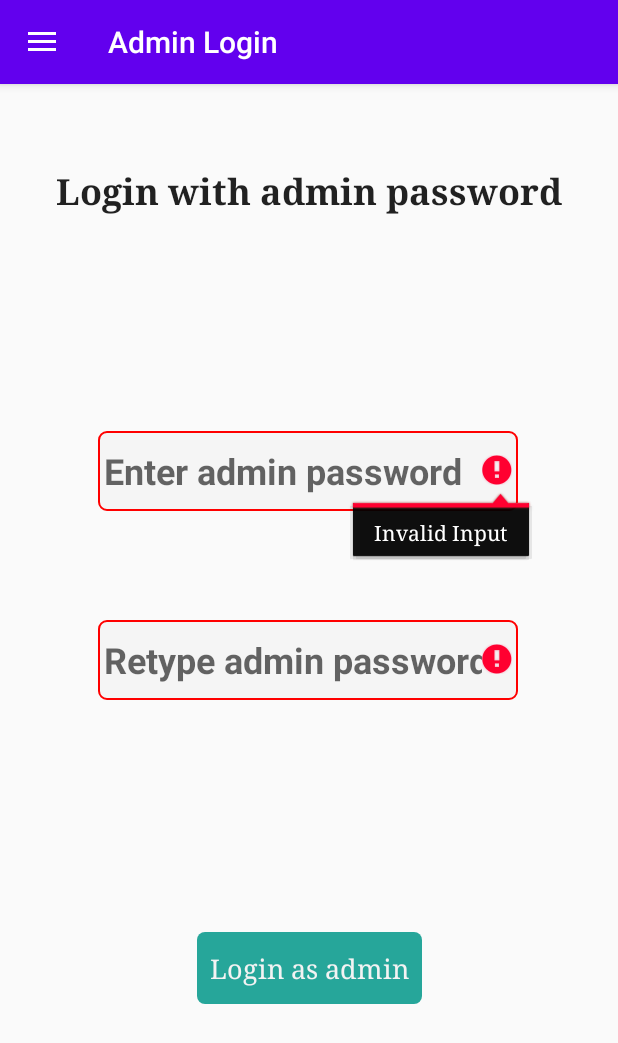
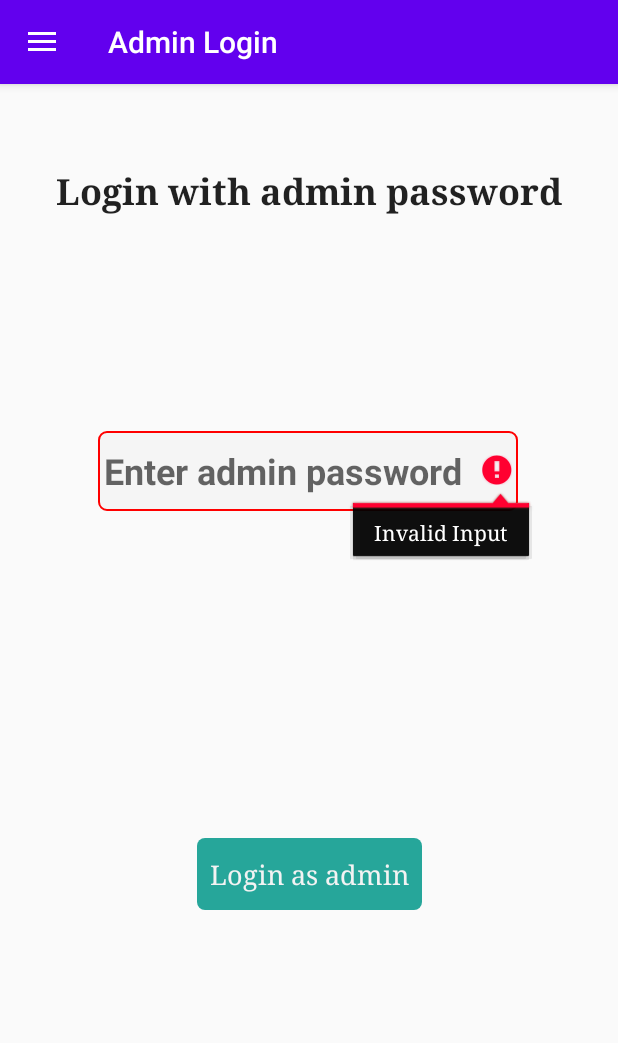
Before and after one commit to ckuessner/vivacoronia-frontend, an Android app: the AdminFragment screen opened through its navigation route, after a tap on "Login as admin", on a phone screen of 412 x 824 dp. Shown: the top 1043 px of the screen. Run offline under Robolectric (Android 15) with nearby library versions, the phone set to English and light mode, and no system bars; our stand-ins replace Volley, navigation-ui; libraries missing offline, so code that uses them is left out: com.jakewharton.threetenabp; 1 statement that could not run was skipped.

Commit message:
deleted unneccessary second password input in admin login

```diff
--- a/VivaCoronia/app/src/main/java/de/tudarmstadt/iptk/foxtrot/vivacoronia/authentication/AdminFragment.kt
+++ b/VivaCoronia/app/src/main/java/de/tudarmstadt/iptk/foxtrot/vivacoronia/authentication/AdminFragment.kt
@@ -52,17 +52,20 @@ class AdminFragment : Fragment() {
     private fun setLoginLogic(ctx: Context, view: View){
         val loginBtn = view.findViewById<Button>(R.id.adminLogin)
         val firstPw = view.findViewById<TextView>(R.id.adminPw)
-        val secondPw = view.findViewById<TextView>(R.id.adminPwRe)
         loginBtn.setOnClickListener {
-            val canContinue = TextViewUtils.checkMatchingPasswords(firstPw, secondPw)
-            if (canContinue){
+            val isOk = TextViewUtils.checkValidInput(firstPw)
+            if(isOk){
                 val pw = firstPw.text.toString()
                 // we use empty userID because adminJWT doesn't need userID
                 GlobalScope.launch {
                     val succJWT = AuthenticationCommunicator.makeNewJWT(ctx, pw, "", true)
                     requireActivity().runOnUiThread {
-                        when(succJWT){
-                            0 -> Toast.makeText(ctx, "You can now access admin features!", Toast.LENGTH_SHORT).show()
+                        when (succJWT) {
+                            0 -> Toast.makeText(
+                                ctx,
+                                "You can now access admin features!",
+                                Toast.LENGTH_SHORT
+                            ).show()
                             else -> AuthenticationCommunicator.handleErrorShowing(ctx, succJWT)
                         }
                     }
--- a/VivaCoronia/app/src/main/res/layout/fragment_admin.xml
+++ b/VivaCoronia/app/src/main/res/layout/fragment_admin.xml
@@ -39,22 +39,6 @@
             app:layout_constraintTop_toBottomOf="@+id/adminInfo"
             app:layout_constraintVertical_bias="0.229" />
 
-        <EditText
-            android:id="@+id/adminPwRe"
-            android:layout_width="wrap_content"
-            android:layout_height="wrap_content"
-            android:ems="10"
-            android:hint="@string/admin_pwRe"
-            android:inputType="textPassword"
-            android:textSize="24sp"
-            android:textStyle="bold"
-            app:layout_constraintBottom_toBottomOf="parent"
-            app:layout_constraintEnd_toEndOf="parent"
-            app:layout_constraintHorizontal_bias="0.497"
-            app:layout_constraintStart_toStartOf="parent"
-            app:layout_constraintTop_toBottomOf="@+id/adminPw"
-            app:layout_constraintVertical_bias="0.169" />
-
         <Button
             android:id="@+id/adminLogin"
             android:layout_width="150sp"
@@ -65,7 +49,7 @@
             app:layout_constraintBottom_toBottomOf="parent"
             app:layout_constraintEnd_toEndOf="parent"
             app:layout_constraintStart_toStartOf="parent"
-            app:layout_constraintTop_toBottomOf="@+id/adminPwRe" />
+            app:layout_constraintTop_toBottomOf="@+id/adminPw" />
     </androidx.constraintlayout.widget.ConstraintLayout>
 
 </FrameLayout>
```
